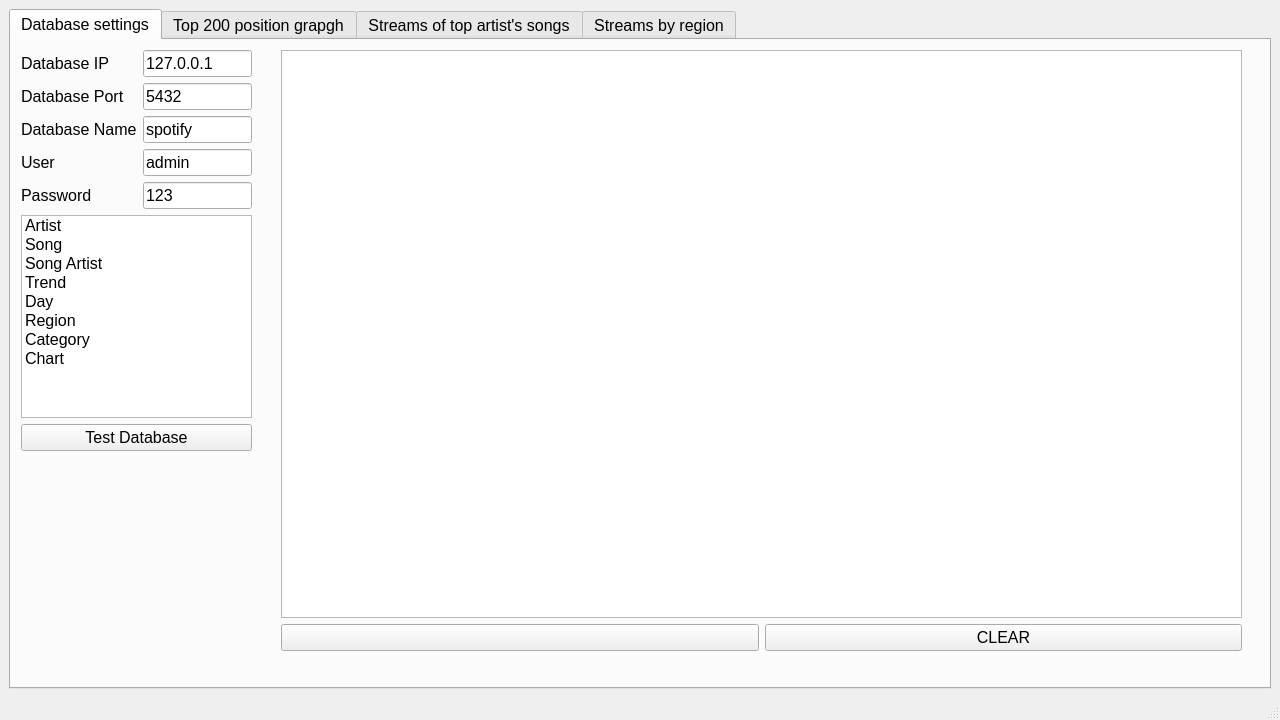
The window that uis/mainWindow.ui (JakubBurczyk/AD_SpotifyAnalyzer) describes before a commit, drawn with Qt 5.
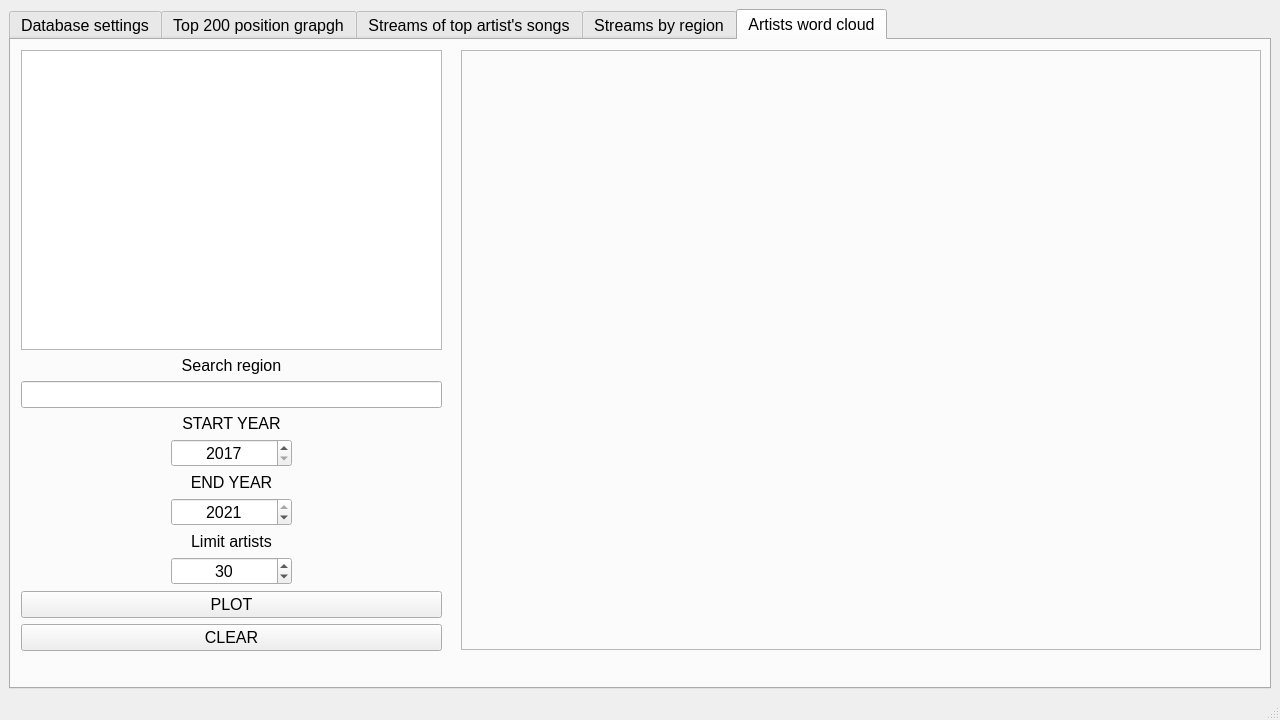
The same window after the commit. The open tabs and pages were chosen to show the change.

Commit message: Added 4th tab word cloud

```diff
--- a/uis/mainWindow.ui
+++ b/uis/mainWindow.ui
@@ -51,7 +51,7 @@
     </sizepolicy>
    </property>
    <layout class="QGridLayout" name="gridLayout">
-    <item row="0" column="1">
+    <item row="0" column="0">
      <widget class="QTabWidget" name="tabWidget_main">
       <property name="font">
        <font>
@@ -987,6 +987,290 @@
         </layout>
        </widget>
       </widget>
+      <widget class="QWidget" name="tab_4">
+       <attribute name="title">
+        <string>Artists word cloud</string>
+       </attribute>
+       <widget class="QFrame" name="plot_4">
+        <property name="geometry">
+         <rect>
+          <x>450</x>
+          <y>10</y>
+          <width>800</width>
+          <height>600</height>
+         </rect>
+        </property>
+        <property name="minimumSize">
+         <size>
+          <width>800</width>
+          <height>600</height>
+         </size>
+        </property>
+        <property name="frameShape">
+         <enum>QFrame::StyledPanel</enum>
+        </property>
+        <property name="frameShadow">
+         <enum>QFrame::Sunken</enum>
+        </property>
+        <layout class="QVBoxLayout" name="plot5"/>
+       </widget>
+       <widget class="QWidget" name="verticalLayoutWidget_8">
+        <property name="geometry">
+         <rect>
+          <x>10</x>
+          <y>10</y>
+          <width>421</width>
+          <height>601</height>
+         </rect>
+        </property>
+        <layout class="QVBoxLayout" name="verticalLayout_8">
+         <item>
+          <widget class="QListWidget" name="listWidget_region_5">
+           <property name="font">
+            <font>
+             <family>Cascadia Mono</family>
+             <pointsize>8</pointsize>
+            </font>
+           </property>
+           <property name="editTriggers">
+            <set>QAbstractItemView::CurrentChanged|QAbstractItemView::DoubleClicked|QAbstractItemView::EditKeyPressed|QAbstractItemView::SelectedClicked</set>
+           </property>
+           <property name="alternatingRowColors">
+            <bool>true</bool>
+           </property>
+           <property name="isWrapping" stdset="0">
+            <bool>false</bool>
+           </property>
+           <property name="wordWrap">
+            <bool>false</bool>
+           </property>
+           <property name="selectionRectVisible">
+            <bool>false</bool>
+           </property>
+           <property name="currentRow">
+            <number>-1</number>
+           </property>
+           <property name="sortingEnabled">
+            <bool>true</bool>
+           </property>
+          </widget>
+         </item>
+         <item>
+          <widget class="QLabel" name="label_search_region_5">
+           <property name="text">
+            <string>Search region</string>
+           </property>
+           <property name="alignment">
+            <set>Qt::AlignCenter</set>
+           </property>
+          </widget>
+         </item>
+         <item>
+          <widget class="QLineEdit" name="lineEdit_search_region_5"/>
+         </item>
+         <item>
+          <widget class="QLabel" name="label_7">
+           <property name="text">
+            <string>START YEAR</string>
+           </property>
+           <property name="alignment">
+            <set>Qt::AlignCenter</set>
+           </property>
+          </widget>
+         </item>
+         <item>
+          <layout class="QHBoxLayout" name="horizontalLayout_5">
+           <item>
+            <spacer name="horizontalSpacer_9">
+             <property name="orientation">
+              <enum>Qt::Horizontal</enum>
+             </property>
+             <property name="sizeType">
+              <enum>QSizePolicy::Fixed</enum>
+             </property>
+             <property name="sizeHint" stdset="0">
+              <size>
+               <width>150</width>
+               <height>20</height>
+              </size>
+             </property>
+            </spacer>
+           </item>
+           <item>
+            <widget class="QSpinBox" name="spinBox_year_start_5">
+             <property name="alignment">
+              <set>Qt::AlignCenter</set>
+             </property>
+             <property name="minimum">
+              <number>2017</number>
+             </property>
+             <property name="maximum">
+              <number>2021</number>
+             </property>
+             <property name="value">
+              <number>2017</number>
+             </property>
+            </widget>
+           </item>
+           <item>
+            <spacer name="horizontalSpacer_10">
+             <property name="orientation">
+              <enum>Qt::Horizontal</enum>
+             </property>
+             <property name="sizeType">
+              <enum>QSizePolicy::Fixed</enum>
+             </property>
+             <property name="sizeHint" stdset="0">
+              <size>
+               <width>150</width>
+               <height>20</height>
+              </size>
+             </property>
+            </spacer>
+           </item>
+          </layout>
+         </item>
+         <item>
+          <widget class="QLabel" name="label_8">
+           <property name="text">
+            <string>END YEAR</string>
+           </property>
+           <property name="alignment">
+            <set>Qt::AlignCenter</set>
+           </property>
+          </widget>
+         </item>
+         <item>
+          <layout class="QHBoxLayout" name="horizontalLayout_6">
+           <item>
+            <spacer name="horizontalSpacer_11">
+             <property name="orientation">
+              <enum>Qt::Horizontal</enum>
+             </property>
+             <property name="sizeType">
+              <enum>QSizePolicy::Fixed</enum>
+             </property>
+             <property name="sizeHint" stdset="0">
+              <size>
+               <width>150</width>
+               <height>20</height>
+              </size>
+             </property>
+            </spacer>
+           </item>
+           <item>
+            <widget class="QSpinBox" name="spinBox_year_end_5">
+             <property name="alignment">
+              <set>Qt::AlignCenter</set>
+             </property>
+             <property name="minimum">
+              <number>2017</number>
+             </property>
+             <property name="maximum">
+              <number>2021</number>
+             </property>
+             <property name="value">
+              <number>2021</number>
+             </property>
+            </widget>
+           </item>
+           <item>
+            <spacer name="horizontalSpacer_12">
+             <property name="orientation">
+              <enum>Qt::Horizontal</enum>
+             </property>
+             <property name="sizeType">
+              <enum>QSizePolicy::Fixed</enum>
+             </property>
+             <property name="sizeHint" stdset="0">
+              <size>
+               <width>150</width>
+               <height>20</height>
+              </size>
+             </property>
+            </spacer>
+           </item>
+          </layout>
+         </item>
+         <item>
+          <widget class="QLabel" name="label_9">
+           <property name="text">
+            <string>Limit artists</string>
+           </property>
+           <property name="alignment">
+            <set>Qt::AlignCenter</set>
+           </property>
+          </widget>
+         </item>
+         <item>
+          <layout class="QHBoxLayout" name="horizontalLayout_7">
+           <item>
+            <spacer name="horizontalSpacer_13">
+             <property name="orientation">
+              <enum>Qt::Horizontal</enum>
+             </property>
+             <property name="sizeType">
+              <enum>QSizePolicy::Fixed</enum>
+             </property>
+             <property name="sizeHint" stdset="0">
+              <size>
+               <width>150</width>
+               <height>20</height>
+              </size>
+             </property>
+            </spacer>
+           </item>
+           <item>
+            <widget class="QSpinBox" name="spinBox_limit_artists_5">
+             <property name="alignment">
+              <set>Qt::AlignCenter</set>
+             </property>
+             <property name="minimum">
+              <number>1</number>
+             </property>
+             <property name="maximum">
+              <number>100</number>
+             </property>
+             <property name="value">
+              <number>30</number>
+             </property>
+            </widget>
+           </item>
+           <item>
+            <spacer name="horizontalSpacer_14">
+             <property name="orientation">
+              <enum>Qt::Horizontal</enum>
+             </property>
+             <property name="sizeType">
+              <enum>QSizePolicy::Fixed</enum>
+             </property>
+             <property name="sizeHint" stdset="0">
+              <size>
+               <width>150</width>
+               <height>20</height>
+              </size>
+             </property>
+            </spacer>
+           </item>
+          </layout>
+         </item>
+         <item>
+          <widget class="QPushButton" name="pushButton_plot_6">
+           <property name="text">
+            <string>PLOT</string>
+           </property>
+          </widget>
+         </item>
+         <item>
+          <widget class="QPushButton" name="pushButton_plot_clear_6">
+           <property name="text">
+            <string>CLEAR</string>
+           </property>
+          </widget>
+         </item>
+        </layout>
+       </widget>
+      </widget>
      </widget>
     </item>
    </layout>
```
Left out of the diff: 12 changed lines with no effect on the pictures. The commit also changes 8 other files.
